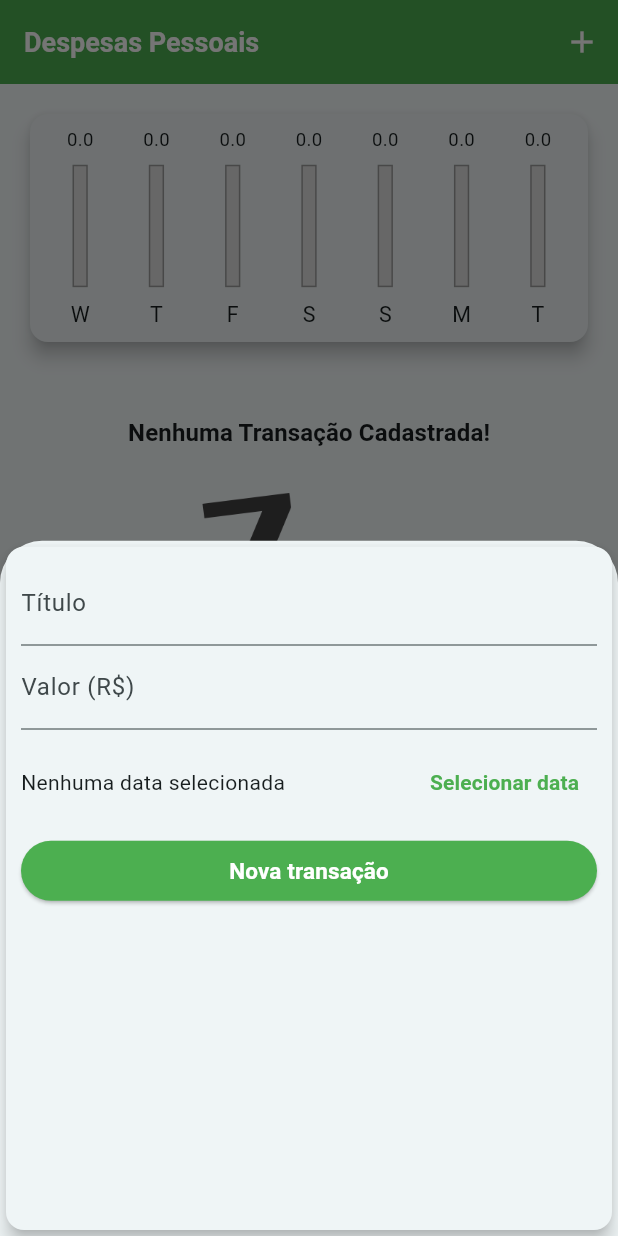
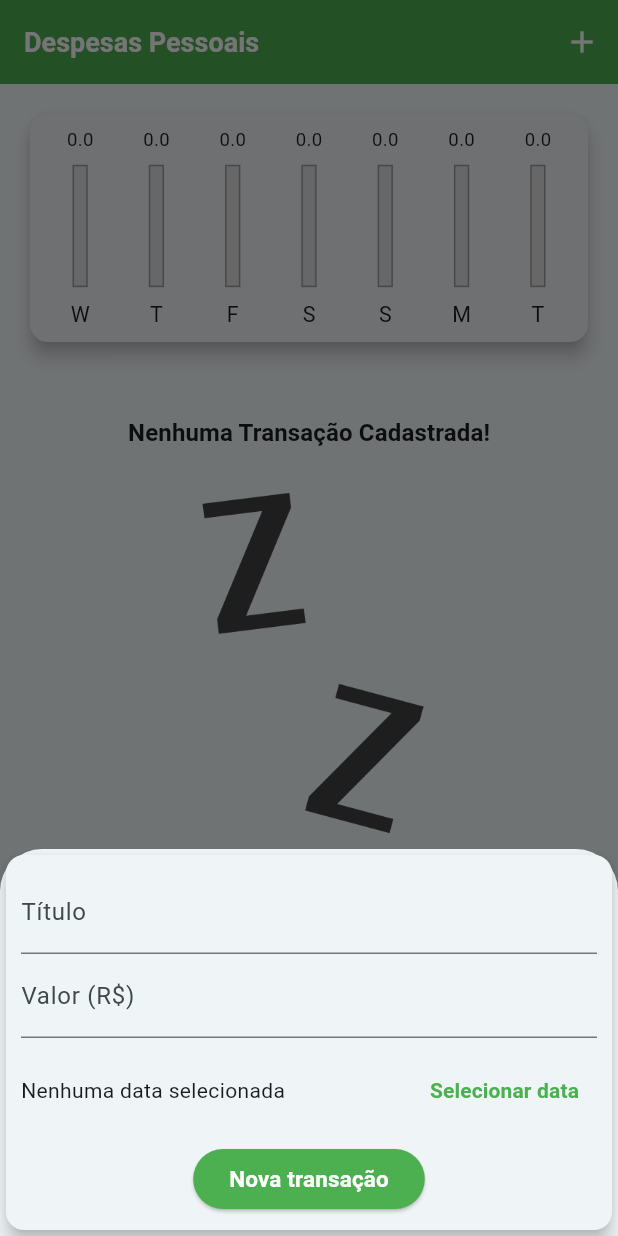
Before and after one commit to mateusalmeiida/despesas-pessoais-flutter, a Flutter app: the screen it shows after launch, after a tap on the "add" icon, on a phone screen of 412 x 824 dp. Run offline on Flutter 3.47's test engine with Material 3 defaults, Android fonts, the light colour scheme and no system bars.

Commit message:
Formulário para adicionar transações melhorado

```diff
--- a/lib/components/transaction_form.dart
+++ b/lib/components/transaction_form.dart
@@ -46,11 +46,13 @@ class _TransactionFormState extends State<TransactionForm> {
 
   @override
   Widget build(BuildContext context) {
-    return Card(
+    return SingleChildScrollView(
+      child: Card(
         elevation: 5,
         child: Padding(
-        padding: const EdgeInsets.all(10),
-        child: ListView(
+          padding: EdgeInsets.fromLTRB(
+              10, 10, 10, 10 + MediaQuery.of(context).viewInsets.bottom),
+          child: Column(
             children: [
               TextField(
                 controller: _titleController,
@@ -98,6 +100,7 @@ class _TransactionFormState extends State<TransactionForm> {
             ],
           ),
         ),
+      ),
     );
   }
 }
```
Lines whose indentation alone changed are shown as unchanged.
